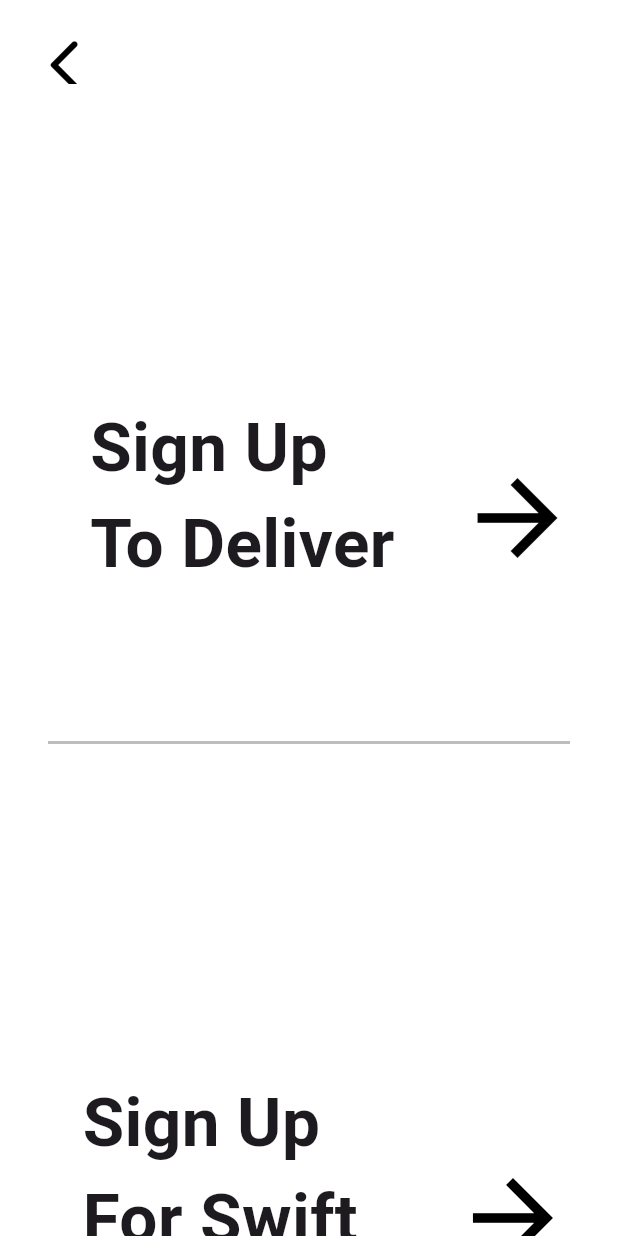
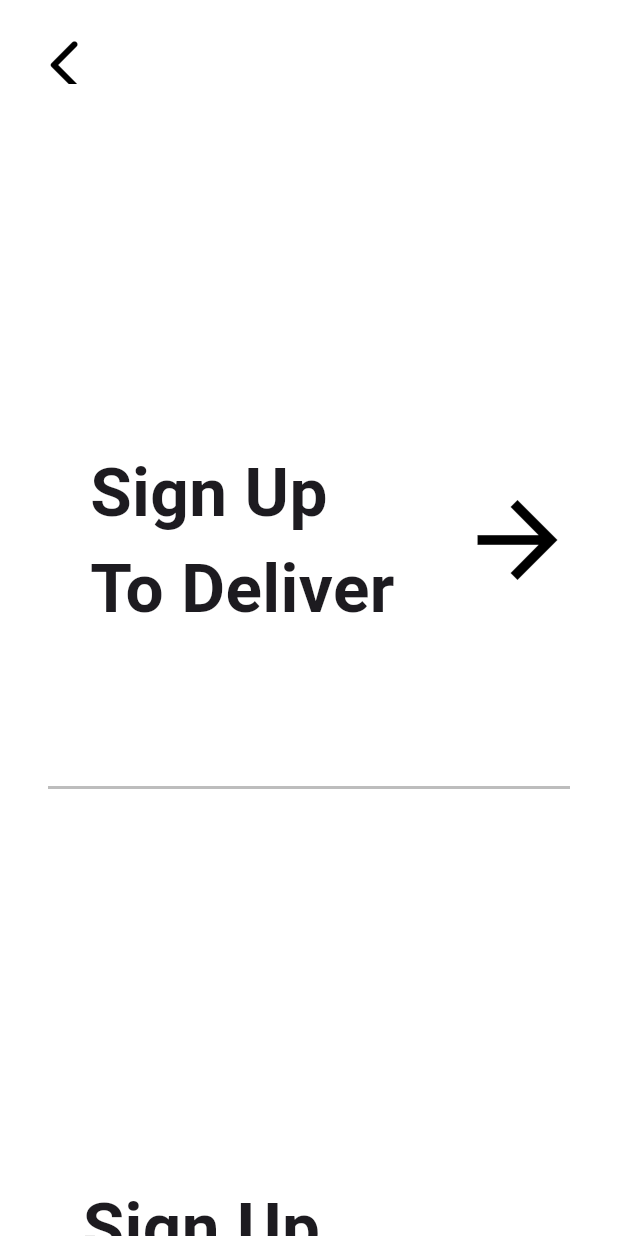
Before and after one commit to ameenakabir22/swiift-hq, a Flutter app: the MyTabletBody screen opened directly, on a phone screen of 412 x 824 dp. Run offline on Flutter 3.47's test engine with Material 3 defaults, Android fonts, the phone set to English and light mode, and no system bars; our stand-ins replace lottie, sizer, smooth_page_indicator.

Commit message:
i made more adjustment and i plan on using the flutter utilscreen and i aslo imported the dependency for it

```diff
--- a/lib/pages/signup_options.dart
+++ b/lib/pages/signup_options.dart
@@ -36,7 +36,7 @@ class SignUpOptions extends StatelessWidget {
               children: [
                 // the row containing the options
                 Padding(
-                  padding: const EdgeInsets.only(top: 50.0),
+                  padding: const EdgeInsets.only(top: 80.0),
                   child: Row(
                     children: [
                       Expanded(
@@ -77,7 +77,7 @@ class SignUpOptions extends StatelessWidget {
                   children: [
                     Expanded(
                       child: Padding(
-                        padding: const EdgeInsets.only(left: 20.0, top: 50),
+                        padding: const EdgeInsets.only(left: 20.0, top: 80),
                         child: Text(
                           'Sign Up For Swift Deliveries',
                           overflow: TextOverflow.clip,
--- a/lib/responsive/mobile_body.dart
+++ b/lib/responsive/mobile_body.dart
@@ -42,7 +42,7 @@ class _MyMobileBodyState extends State<MyMobileBody> {
               children: [
                 // the row containing the options
                 Padding(
-                  padding: const EdgeInsets.only(top: 50.0),
+                  padding: const EdgeInsets.only(top: 80.0),
                   child: Row(
                     children: [
                       Expanded(
@@ -83,7 +83,7 @@ class _MyMobileBodyState extends State<MyMobileBody> {
                   children: [
                     Expanded(
                       child: Padding(
-                        padding: const EdgeInsets.only(left: 20.0, top: 50),
+                        padding: const EdgeInsets.only(left: 20.0, top: 80),
                         child: Text(
                           'Sign Up For Swift Deliveries',
                           overflow: TextOverflow.clip,
--- a/lib/responsive/tablet_body.dart
+++ b/lib/responsive/tablet_body.dart
@@ -46,7 +46,7 @@ class _MyTabletBodyState extends State<MyTabletBody> {
               children: [
                 // the row containing the options
                 Padding(
-                  padding: const EdgeInsets.only(top: 150.0),
+                  padding: const EdgeInsets.only(top: 180.0),
                   child: Row(
                     children: [
                       Expanded(
@@ -61,7 +61,7 @@ class _MyTabletBodyState extends State<MyTabletBody> {
                       ),
                       SizedBox(width: 30),
                       Padding(
-                        padding: const EdgeInsets.only(top: 90.0, right: 27),
+                        padding: const EdgeInsets.only(top: 60.0, right: 27),
                         child: Icon(
                           Icons.arrow_forward,
                           color: Colors.black,
@@ -87,7 +87,7 @@ class _MyTabletBodyState extends State<MyTabletBody> {
                   children: [
                     Expanded(
                       child: Padding(
-                        padding: const EdgeInsets.only(left: 55.0, top: 120),
+                        padding: const EdgeInsets.only(left: 55.0, top: 160),
                         child: Text(
                           'Sign Up For Swift Deliveries',
                           overflow: TextOverflow.clip,
@@ -98,7 +98,7 @@ class _MyTabletBodyState extends State<MyTabletBody> {
                     ),
                     SizedBox(width: 30),
                     Padding(
-                      padding: const EdgeInsets.only(top: 120.0, right: 30),
+                      padding: const EdgeInsets.only(top: 165.0, right: 30),
                       child: Icon(
                         Icons.arrow_forward,
                         color: Colors.black,
--- a/pubspec.yaml
+++ b/pubspec.yaml
@@ -12,6 +12,7 @@ dependencies:
   lottie: ^2.3.1
   smooth_page_indicator: ^1.0.0
   sizer: ^2.0.15
+  flutter_screenutil: ^5.8.4
 
 dev_dependencies:
   flutter_test:
```
Also changed, not shown: lib/main.dart (+8 -5 lines).
